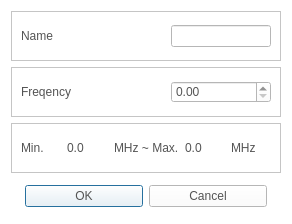
Old version of the form CaX/dialog/addradiodialog.ui in the repository fsest4u/CaX_03.
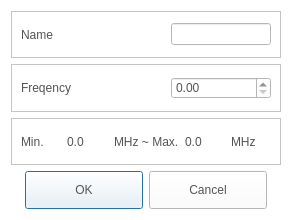
New version of the form. Icons and pictures are not drawn.

The edit to the form file:
```diff
--- a/CaX/dialog/addradiodialog.ui
+++ b/CaX/dialog/addradiodialog.ui
@@ -7,7 +7,7 @@
     <x>0</x>
     <y>0</y>
     <width>292</width>
-    <height>224</height>
+    <height>220</height>
    </rect>
   </property>
   <property name="windowTitle">
@@ -127,15 +127,16 @@
      <property name="minimumSize">
       <size>
        <width>0</width>
-       <height>34</height>
+       <height>0</height>
       </size>
      </property>
      <property name="styleSheet">
       <string notr="true">QPushButton
 {
-  border-image: url(&quot;:/resource/audiocd-popup-btn110-ok-n.png&quot;);
-width: 110px;
-color: rgb(84, 84, 84)
+	border-image: url(&quot;:/resource/audiocd-popup-btn110-ok-n.png&quot;);
+	width: 110px;
+	height: 30px;
+	color: rgb(84, 84, 84)
 }
 
 QPushButton:hover
```
Left out of the diff: 7 changed lines with no effect on the pictures.
